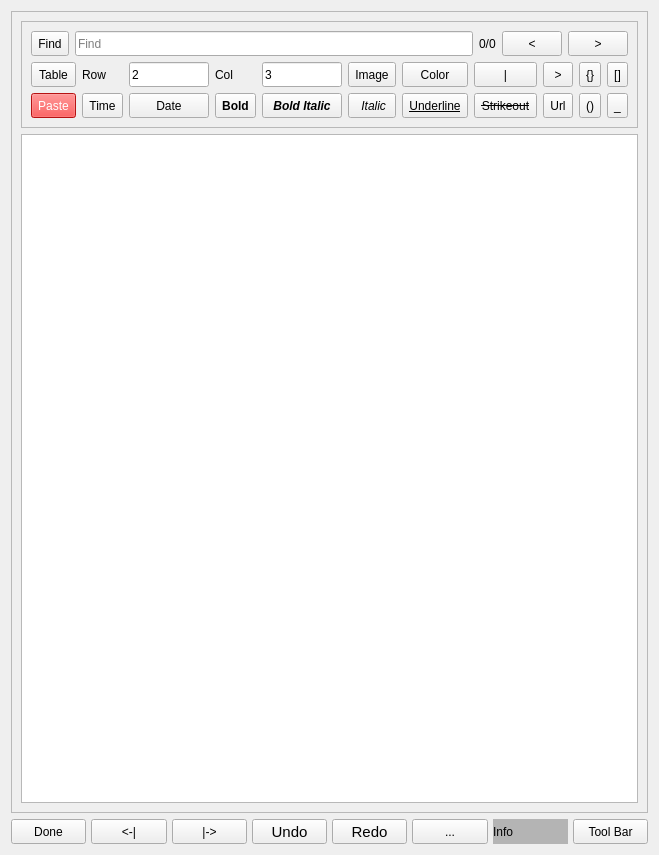
First picture: the form in src/Notes/Notes.ui, repository ic005k/Knot-Legacy, before the edit.
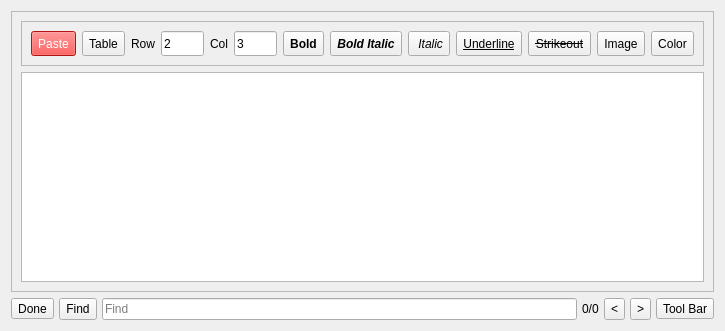
Second picture: the form after the edit. Icons and pictures are not drawn.

Diff of the .ui file:
```diff
--- a/src/Notes/Notes.ui
+++ b/src/Notes/Notes.ui
@@ -6,8 +6,8 @@
    <rect>
     <x>0</x>
     <y>0</y>
-    <width>659</width>
-    <height>855</height>
+    <width>725</width>
+    <height>331</height>
    </rect>
   </property>
   <property name="windowTitle">
@@ -56,102 +56,47 @@
          <enum>QFrame::Raised</enum>
         </property>
         <layout class="QVBoxLayout" name="verticalLayout">
-         <item>
-          <layout class="QHBoxLayout" name="horizontalLayout_8">
-           <item>
-            <widget class="QToolButton" name="btnFind">
-             <property name="maximumSize">
-              <size>
-               <width>16777215</width>
-               <height>25</height>
-              </size>
-             </property>
-             <property name="text">
-              <string>Find</string>
-             </property>
-            </widget>
-           </item>
-           <item>
-            <widget class="QLineEdit" name="editFind">
-             <property name="minimumSize">
-              <size>
-               <width>0</width>
-               <height>25</height>
-              </size>
-             </property>
-             <property name="maximumSize">
-              <size>
-               <width>16777215</width>
-               <height>25</height>
-              </size>
-             </property>
-             <property name="placeholderText">
-              <string>Find</string>
-             </property>
-             <property name="clearButtonEnabled">
-              <bool>false</bool>
-             </property>
-            </widget>
-           </item>
-           <item>
-            <widget class="QLabel" name="lblCount">
-             <property name="maximumSize">
-              <size>
-               <width>16777215</width>
-               <height>25</height>
-              </size>
-             </property>
-             <property name="text">
-              <string>0/0</string>
-             </property>
-            </widget>
-           </item>
-           <item>
-            <widget class="QToolButton" name="btnPrev">
-             <property name="minimumSize">
-              <size>
-               <width>60</width>
-               <height>25</height>
-              </size>
-             </property>
-             <property name="maximumSize">
-              <size>
-               <width>60</width>
-               <height>25</height>
-              </size>
-             </property>
-             <property name="text">
-              <string>&lt;</string>
-             </property>
-             <property name="shortcut">
-              <string>Shift+Return</string>
-             </property>
-            </widget>
-           </item>
-           <item>
-            <widget class="QToolButton" name="btnNext">
-             <property name="minimumSize">
-              <size>
-               <width>60</width>
-               <height>25</height>
-              </size>
-             </property>
-             <property name="maximumSize">
-              <size>
-               <width>60</width>
-               <height>25</height>
-              </size>
-             </property>
-             <property name="text">
-              <string>&gt;</string>
-             </property>
-            </widget>
-           </item>
-          </layout>
-         </item>
          <item>
           <layout class="QGridLayout" name="gridLayout">
-           <item row="1" column="0">
+           <item row="0" column="12">
+            <widget class="QToolButton" name="btnColor">
+             <property name="sizePolicy">
+              <sizepolicy hsizetype="Preferred" vsizetype="Fixed">
+               <horstretch>0</horstretch>
+               <verstretch>0</verstretch>
+              </sizepolicy>
+             </property>
+             <property name="minimumSize">
+              <size>
+               <width>0</width>
+               <height>25</height>
+              </size>
+             </property>
+             <property name="maximumSize">
+              <size>
+               <width>16777215</width>
+               <height>25</height>
+              </size>
+             </property>
+             <property name="text">
+              <string>Color</string>
+             </property>
+             <property name="icon">
+              <iconset resource="../../res.qrc">
+               <normaloff>:/res/color.png</normaloff>:/res/color.png</iconset>
+             </property>
+             <property name="iconSize">
+              <size>
+               <width>20</width>
+               <height>20</height>
+              </size>
+             </property>
+             <property name="toolButtonStyle">
+              <enum>Qt::ToolButtonTextOnly</enum>
+             </property>
+            </widget>
+           </item>
+           <item row="0" column="0">
             <widget class="QToolButton" name="btnPaste">
              <property name="sizePolicy">
               <sizepolicy hsizetype="Preferred" vsizetype="Fixed">
@@ -183,8 +128,8 @@
              </property>
             </widget>
            </item>
-           <item row="1" column="1">
-            <widget class="QToolButton" name="btnTime">
+           <item row="0" column="4">
+            <widget class="QLabel" name="lblCol">
              <property name="sizePolicy">
               <sizepolicy hsizetype="Preferred" vsizetype="Fixed">
                <horstretch>0</horstretch>
@@ -204,36 +149,11 @@
               </size>
              </property>
              <property name="text">
-              <string>Time</string>
+              <string>Col</string>
              </property>
             </widget>
            </item>
            <item row="0" column="1">
-            <widget class="QLabel" name="lblRow">
-             <property name="sizePolicy">
-              <sizepolicy hsizetype="Preferred" vsizetype="Fixed">
-               <horstretch>0</horstretch>
-               <verstretch>0</verstretch>
-              </sizepolicy>
-             </property>
-             <property name="minimumSize">
-              <size>
-               <width>0</width>
-               <height>25</height>
-              </size>
-             </property>
-             <property name="maximumSize">
-              <size>
-               <width>16777215</width>
-               <height>25</height>
-              </size>
-             </property>
-             <property name="text">
-              <string>Row</string>
-             </property>
-            </widget>
-           </item>
-           <item row="0" column="0">
             <widget class="QToolButton" name="btnInsertTable">
              <property name="sizePolicy">
               <sizepolicy hsizetype="Preferred" vsizetype="Fixed">
@@ -258,8 +178,8 @@
              </property>
             </widget>
            </item>
-           <item row="1" column="2">
-            <widget class="QToolButton" name="btnDate">
+           <item row="0" column="6">
+            <widget class="QToolButton" name="btnS5">
              <property name="sizePolicy">
               <sizepolicy hsizetype="Preferred" vsizetype="Fixed">
                <horstretch>0</horstretch>
@@ -278,12 +198,30 @@
                <height>25</height>
               </size>
              </property>
+             <property name="font">
+              <font>
+               <bold>true</bold>
+              </font>
+             </property>
              <property name="text">
-              <string>Date</string>
+              <string>Bold</string>
+             </property>
+             <property name="icon">
+              <iconset resource="../../res.qrc">
+               <normaloff>:/res/font1.png</normaloff>:/res/font1.png</iconset>
+             </property>
+             <property name="iconSize">
+              <size>
+               <width>20</width>
+               <height>20</height>
+              </size>
+             </property>
+             <property name="toolButtonStyle">
+              <enum>Qt::ToolButtonTextOnly</enum>
              </property>
             </widget>
            </item>
-           <item row="0" column="4">
+           <item row="0" column="5">
             <widget class="QLineEdit" name="editCol">
              <property name="sizePolicy">
               <sizepolicy hsizetype="Preferred" vsizetype="Fixed">
@@ -311,46 +249,8 @@
              </property>
             </widget>
            </item>
-           <item row="0" column="6">
-            <widget class="QToolButton" name="btnColor">
-             <property name="sizePolicy">
-              <sizepolicy hsizetype="Preferred" vsizetype="Fixed">
-               <horstretch>0</horstretch>
-               <verstretch>0</verstretch>
-              </sizepolicy>
-             </property>
-             <property name="minimumSize">
-              <size>
-               <width>0</width>
-               <height>25</height>
-              </size>
-             </property>
-             <property name="maximumSize">
-              <size>
-               <width>16777215</width>
-               <height>25</height>
-              </size>
-             </property>
-             <property name="text">
-              <string>Color</string>
-             </property>
-             <property name="icon">
-              <iconset resource="../../res.qrc">
-               <normaloff>:/res/color.png</normaloff>:/res/color.png</iconset>
-             </property>
-             <property name="iconSize">
-              <size>
-               <width>20</width>
-               <height>20</height>
-              </size>
-             </property>
-             <property name="toolButtonStyle">
-              <enum>Qt::ToolButtonTextOnly</enum>
-             </property>
-            </widget>
-           </item>
-           <item row="1" column="6">
-            <widget class="QToolButton" name="btnS3">
+           <item row="0" column="8">
+            <widget class="QToolButton" name="btnS2">
              <property name="sizePolicy">
               <sizepolicy hsizetype="Preferred" vsizetype="Fixed">
                <horstretch>0</horstretch>
@@ -371,11 +271,11 @@
              </property>
              <property name="font">
               <font>
-               <underline>true</underline>
+               <italic>true</italic>
               </font>
              </property>
              <property name="text">
-              <string>Underline</string>
+              <string> Italic</string>
              </property>
              <property name="icon">
               <iconset resource="../../res.qrc">
@@ -392,32 +292,7 @@
              </property>
             </widget>
            </item>
-           <item row="1" column="9">
-            <widget class="QToolButton" name="btnS8">
-             <property name="sizePolicy">
-              <sizepolicy hsizetype="Preferred" vsizetype="Fixed">
-               <horstretch>0</horstretch>
-               <verstretch>0</verstretch>
-              </sizepolicy>
-             </property>
-             <property name="minimumSize">
-              <size>
-               <width>0</width>
-               <height>25</height>
-              </size>
-             </property>
-             <property name="maximumSize">
-              <size>
-               <width>16777215</width>
-               <height>25</height>
-              </size>
-             </property>
-             <property name="text">
-              <string>()</string>
-             </property>
-            </widget>
-           </item>
-           <item row="1" column="7">
+           <item row="0" column="10">
             <widget class="QToolButton" name="btnS4">
              <property name="sizePolicy">
               <sizepolicy hsizetype="Preferred" vsizetype="Fixed">
@@ -460,7 +335,38 @@
              </property>
             </widget>
            </item>
-           <item row="1" column="4">
+           <item row="0" column="3">
+            <widget class="QLineEdit" name="editRow">
+             <property name="sizePolicy">
+              <sizepolicy hsizetype="Preferred" vsizetype="Fixed">
+               <horstretch>0</horstretch>
+               <verstretch>0</verstretch>
+              </sizepolicy>
+             </property>
+             <property name="minimumSize">
+              <size>
+               <width>0</width>
+               <height>25</height>
+              </size>
+             </property>
+             <property name="maximumSize">
+              <size>
+               <width>16777215</width>
+               <height>25</height>
+              </size>
+             </property>
+             <property name="styleSheet">
+              <string notr="true"/>
+             </property>
+             <property name="text">
+              <string>2</string>
+             </property>
+             <property name="clearButtonEnabled">
+              <bool>false</bool>
+             </property>
+            </widget>
+           </item>
+           <item row="0" column="7">
             <widget class="QToolButton" name="btnS1">
              <property name="sizePolicy">
               <sizepolicy hsizetype="Preferred" vsizetype="Fixed">
@@ -504,8 +410,8 @@
              </property>
             </widget>
            </item>
-           <item row="1" column="5">
-            <widget class="QToolButton" name="btnS2">
+           <item row="0" column="9">
+            <widget class="QToolButton" name="btnS3">
              <property name="sizePolicy">
               <sizepolicy hsizetype="Preferred" vsizetype="Fixed">
                <horstretch>0</horstretch>
@@ -526,11 +432,11 @@
              </property>
              <property name="font">
               <font>
-               <italic>true</italic>
+               <underline>true</underline>
               </font>
              </property>
              <property name="text">
-              <string> Italic</string>
+              <string>Underline</string>
              </property>
              <property name="icon">
               <iconset resource="../../res.qrc">
@@ -547,32 +453,7 @@
              </property>
             </widget>
            </item>
-           <item row="0" column="3">
-            <widget class="QLabel" name="lblCol">
-             <property name="sizePolicy">
-              <sizepolicy hsizetype="Preferred" vsizetype="Fixed">
-               <horstretch>0</horstretch>
-               <verstretch>0</verstretch>
-              </sizepolicy>
-             </property>
-             <property name="minimumSize">
-              <size>
-               <width>0</width>
-               <height>25</height>
-              </size>
-             </property>
-             <property name="maximumSize">
-              <size>
-               <width>16777215</width>
-               <height>25</height>
-              </size>
-             </property>
-             <property name="text">
-              <string>Col</string>
-             </property>
-            </widget>
-           </item>
-           <item row="0" column="5">
+           <item row="0" column="11">
             <widget class="QToolButton" name="btnPic">
              <property name="sizePolicy">
               <sizepolicy hsizetype="Preferred" vsizetype="Fixed">
@@ -610,33 +491,8 @@
              </property>
             </widget>
            </item>
-           <item row="0" column="9">
-            <widget class="QToolButton" name="btnS9">
-             <property name="sizePolicy">
-              <sizepolicy hsizetype="Preferred" vsizetype="Fixed">
-               <horstretch>0</horstretch>
-               <verstretch>0</verstretch>
-              </sizepolicy>
-             </property>
-             <property name="minimumSize">
-              <size>
-               <width>0</width>
-               <height>25</height>
-              </size>
-             </property>
-             <property name="maximumSize">
-              <size>
-               <width>16777215</width>
-               <height>25</height>
-              </size>
-             </property>
-             <property name="text">
-              <string>{}</string>
-             </property>
-            </widget>
-           </item>
            <item row="0" column="2">
-            <widget class="QLineEdit" name="editRow">
+            <widget class="QLabel" name="lblRow">
              <property name="sizePolicy">
               <sizepolicy hsizetype="Preferred" vsizetype="Fixed">
                <horstretch>0</horstretch>
@@ -655,195 +511,8 @@
                <height>25</height>
               </size>
              </property>
-             <property name="styleSheet">
-              <string notr="true"/>
-             </property>
              <property name="text">
-              <string>2</string>
-             </property>
-             <property name="clearButtonEnabled">
-              <bool>false</bool>
-             </property>
-            </widget>
-           </item>
-           <item row="0" column="7">
-            <widget class="QToolButton" name="btnVLine">
-             <property name="sizePolicy">
-              <sizepolicy hsizetype="Preferred" vsizetype="Fixed">
-               <horstretch>0</horstretch>
-               <verstretch>0</verstretch>
-              </sizepolicy>
-             </property>
-             <property name="minimumSize">
-              <size>
-               <width>0</width>
-               <height>25</height>
-              </size>
-             </property>
-             <property name="maximumSize">
-              <size>
-               <width>16777215</width>
-               <height>25</height>
-              </size>
-             </property>
-             <property name="text">
-              <string>|</string>
-             </property>
-            </widget>
-           </item>
-           <item row="1" column="8">
-            <widget class="QToolButton" name="btnLink">
-             <property name="sizePolicy">
-              <sizepolicy hsizetype="Preferred" vsizetype="Fixed">
-               <horstretch>0</horstretch>
-               <verstretch>0</verstretch>
-              </sizepolicy>
-             </property>
-             <property name="minimumSize">
-              <size>
-               <width>0</width>
-               <height>25</height>
-              </size>
-             </property>
-             <property name="maximumSize">
-              <size>
-               <width>16777215</width>
-               <height>25</height>
-              </size>
-             </property>
-             <property name="text">
-              <string>Url</string>
-             </property>
-             <property name="icon">
-              <iconset resource="../../res.qrc">
-               <normaloff>:/res/url_l.png</normaloff>:/res/url_l.png</iconset>
-             </property>
-             <property name="iconSize">
-              <size>
-               <width>20</width>
-               <height>20</height>
-              </size>
-             </property>
-             <property name="toolButtonStyle">
-              <enum>Qt::ToolButtonTextOnly</enum>
-             </property>
-            </widget>
-           </item>
-           <item row="0" column="8">
-            <widget class="QToolButton" name="btnReference">
-             <property name="sizePolicy">
-              <sizepolicy hsizetype="Preferred" vsizetype="Fixed">
-               <horstretch>0</horstretch>
-               <verstretch>0</verstretch>
-              </sizepolicy>
-             </property>
-             <property name="minimumSize">
-              <size>
-               <width>0</width>
-               <height>25</height>
-              </size>
-             </property>
-             <property name="maximumSize">
-              <size>
-               <width>16777215</width>
-               <height>25</height>
-              </size>
-             </property>
-             <property name="text">
-              <string>&gt;</string>
-             </property>
-            </widget>
-           </item>
-           <item row="1" column="3">
-            <widget class="QToolButton" name="btnS5">
-             <property name="sizePolicy">
-              <sizepolicy hsizetype="Preferred" vsizetype="Fixed">
-               <horstretch>0</horstretch>
-               <verstretch>0</verstretch>
-              </sizepolicy>
-             </property>
-             <property name="minimumSize">
-              <size>
-               <width>0</width>
-               <height>25</height>
-              </size>
-             </property>
-             <property name="maximumSize">
-              <size>
-               <width>16777215</width>
-               <height>25</height>
-              </size>
-             </property>
-             <property name="font">
-              <font>
-               <bold>true</bold>
-              </font>
-             </property>
-             <property name="text">
-              <string>Bold</string>
-             </property>
-             <property name="icon">
-              <iconset resource="../../res.qrc">
-               <normaloff>:/res/font1.png</normaloff>:/res/font1.png</iconset>
-             </property>
-             <property name="iconSize">
-              <size>
-               <width>20</width>
-               <height>20</height>
-              </size>
-             </property>
-             <property name="toolButtonStyle">
-              <enum>Qt::ToolButtonTextOnly</enum>
-             </property>
-            </widget>
-           </item>
-           <item row="1" column="10">
-            <widget class="QToolButton" name="btnS10">
-             <property name="sizePolicy">
-              <sizepolicy hsizetype="Preferred" vsizetype="Fixed">
-               <horstretch>0</horstretch>
-               <verstretch>0</verstretch>
-              </sizepolicy>
-             </property>
-             <property name="minimumSize">
-              <size>
-               <width>0</width>
-               <height>25</height>
-              </size>
-             </property>
-             <property name="maximumSize">
-              <size>
-               <width>16777215</width>
-               <height>25</height>
-              </size>
-             </property>
-             <property name="text">
-              <string>_</string>
-             </property>
-            </widget>
-           </item>
-           <item row="0" column="10">
-            <widget class="QToolButton" name="btnS7">
-             <property name="sizePolicy">
-              <sizepolicy hsizetype="Preferred" vsizetype="Fixed">
-               <horstretch>0</horstretch>
-               <verstretch>0</verstretch>
-              </sizepolicy>
-             </property>
-             <property name="minimumSize">
-              <size>
-               <width>0</width>
-               <height>25</height>
-              </size>
-             </property>
-             <property name="maximumSize">
-              <size>
-               <width>16777215</width>
-               <height>25</height>
-              </size>
-             </property>
-             <property name="text">
-              <string>[]</string>
+              <string>Row</string>
              </property>
             </widget>
            </item>
@@ -894,7 +563,7 @@
         <item>
          <widget class="QToolButton" name="btnDone">
           <property name="sizePolicy">
-           <sizepolicy hsizetype="Preferred" vsizetype="Preferred">
+           <sizepolicy hsizetype="Fixed" vsizetype="Fixed">
             <horstretch>0</horstretch>
             <verstretch>0</verstretch>
            </sizepolicy>
@@ -936,13 +605,7 @@
          </widget>
         </item>
         <item>
-         <widget class="QToolButton" name="btnLeft">
-          <property name="sizePolicy">
-           <sizepolicy hsizetype="Preferred" vsizetype="Preferred">
-            <horstretch>0</horstretch>
-            <verstretch>0</verstretch>
-           </sizepolicy>
-          </property>
+         <widget class="QToolButton" name="btnFind">
           <property name="minimumSize">
            <size>
             <width>0</width>
@@ -951,33 +614,17 @@
           </property>
           <property name="maximumSize">
            <size>
-            <width>16777215</width>
-            <height>16777215</height>
+            <width>65535</width>
+            <height>65535</height>
            </size>
           </property>
           <property name="text">
-           <string>&lt;-|</string>
+           <string>Find</string>
           </property>
-          <property name="icon">
-           <iconset resource="../../res.qrc">
-            <normaloff>:/res/cleft.png</normaloff>:/res/cleft.png</iconset>
-          </property>
-          <property name="iconSize">
-           <size>
-            <width>25</width>
-            <height>25</height>
-           </size>
-          </property>
          </widget>
         </item>
         <item>
-         <widget class="QToolButton" name="btnRight">
-          <property name="sizePolicy">
-           <sizepolicy hsizetype="Preferred" vsizetype="Preferred">
-            <horstretch>0</horstretch>
-            <verstretch>0</verstretch>
-           </sizepolicy>
-          </property>
+         <widget class="QLineEdit" name="editFind">
           <property name="minimumSize">
            <size>
             <width>0</width>
@@ -986,33 +633,20 @@
           </property>
           <property name="maximumSize">
            <size>
-            <width>16777215</width>
-            <height>16777215</height>
+            <width>65535</width>
+            <height>65535</height>
            </size>
           </property>
-          <property name="text">
-           <string>|-&gt;</string>
+          <property name="placeholderText">
+           <string>Find</string>
           </property>
-          <property name="icon">
-           <iconset resource="../../res.qrc">
-            <normaloff>:/res/cright.png</normaloff>:/res/cright.png</iconset>
+          <property name="clearButtonEnabled">
+           <bool>false</bool>
           </property>
-          <property name="iconSize">
-           <size>
-            <width>25</width>
-            <height>25</height>
-           </size>
-          </property>
          </widget>
         </item>
         <item>
-         <widget class="QToolButton" name="btnUndo">
-          <property name="sizePolicy">
-           <sizepolicy hsizetype="Preferred" vsizetype="Preferred">
-            <horstretch>0</horstretch>
-            <verstretch>0</verstretch>
-           </sizepolicy>
-          </property>
+         <widget class="QLabel" name="lblCount">
           <property name="minimumSize">
            <size>
             <width>0</width>
@@ -1021,41 +655,17 @@
           </property>
           <property name="maximumSize">
            <size>
-            <width>16777215</width>
-            <height>16777215</height>
+            <width>65535</width>
+            <height>65535</height>
            </size>
           </property>
-          <property name="font">
-           <font>
-            <pointsize>11</pointsize>
-           </font>
-          </property>
           <property name="text">
-           <string>Undo</string>
+           <string>0/0</string>
           </property>
-          <property name="icon">
-           <iconset resource="../../res.qrc">
-            <normaloff>:/res/undo.png</normaloff>:/res/undo.png</iconset>
-          </property>
-          <property name="iconSize">
-           <size>
-            <width>25</width>
-            <height>25</height>
-           </size>
-          </property>
-          <property name="toolButtonStyle">
-           <enum>Qt::ToolButtonIconOnly</enum>
-          </property>
          </widget>
         </item>
         <item>
-         <widget class="QToolButton" name="btnRedo">
-          <property name="sizePolicy">
-           <sizepolicy hsizetype="Preferred" vsizetype="Preferred">
-            <horstretch>0</horstretch>
-            <verstretch>0</verstretch>
-           </sizepolicy>
-          </property>
+         <widget class="QToolButton" name="btnPrev">
           <property name="minimumSize">
            <size>
             <width>0</width>
@@ -1064,89 +674,42 @@
           </property>
           <property name="maximumSize">
            <size>
-            <width>16777215</width>
-            <height>16777215</height>
+            <width>65535</width>
+            <height>65535</height>
            </size>
           </property>
-          <property name="font">
-           <font>
-            <pointsize>11</pointsize>
-           </font>
-          </property>
           <property name="text">
-           <string>Redo</string>
+           <string>&lt;</string>
           </property>
           <property name="icon">
            <iconset resource="../../res.qrc">
             <normaloff>:/res/redo.png</normaloff>:/res/redo.png</iconset>
           </property>
-          <property name="iconSize">
-           <size>
-            <width>25</width>
-            <height>25</height>
-           </size>
-          </property>
-          <property name="toolButtonStyle">
-           <enum>Qt::ToolButtonIconOnly</enum>
-          </property>
          </widget>
         </item>
         <item>
-         <widget class="QToolButton" name="btnSyncToWebDAV">
-          <property name="sizePolicy">
-           <sizepolicy hsizetype="Preferred" vsizetype="Preferred">
-            <horstretch>0</horstretch>
-            <verstretch>0</verstretch>
-           </sizepolicy>
-          </property>
+         <widget class="QToolButton" name="btnNext">
           <property name="minimumSize">
            <size>
             <width>0</width>
             <height>0</height>
            </size>
           </property>
-          <property name="text">
-           <string>...</string>
-          </property>
-          <property name="icon">
-           <iconset resource="../../res.qrc">
-            <normaloff>:/res/hidekey.svg</normaloff>:/res/hidekey.svg</iconset>
-          </property>
-          <property name="iconSize">
-           <size>
-            <width>25</width>
-            <height>25</height>
-           </size>
-          </property>
-         </widget>
-        </item>
-        <item>
-         <widget class="QLabel" name="lblInfo">
-          <property name="minimumSize">
-           <size>
-            <width>0</width>
-            <height>0</height>
-           </size>
-          </property>
           <property name="maximumSize">
            <size>
-            <width>16777215</width>
-            <height>16777215</height>
+            <width>65535</width>
+            <height>65535</height>
            </size>
           </property>
-          <property name="styleSheet">
-           <string notr="true">background-color: rgb(180, 180, 180);
-color: rgb(2, 2, 2);</string>
-          </property>
           <property name="text">
-           <string>Info</string>
+           <string>&gt;</string>
           </property>
          </widget>
         </item>
         <item>
          <widget class="QToolButton" name="btnShowTools">
           <property name="sizePolicy">
-           <sizepolicy hsizetype="Preferred" vsizetype="Preferred">
+           <sizepolicy hsizetype="Fixed" vsizetype="Fixed">
             <horstretch>0</horstretch>
             <verstretch>0</verstretch>
            </sizepolicy>
```
Left out of the diff: 9 changed lines with no effect on the pictures.
